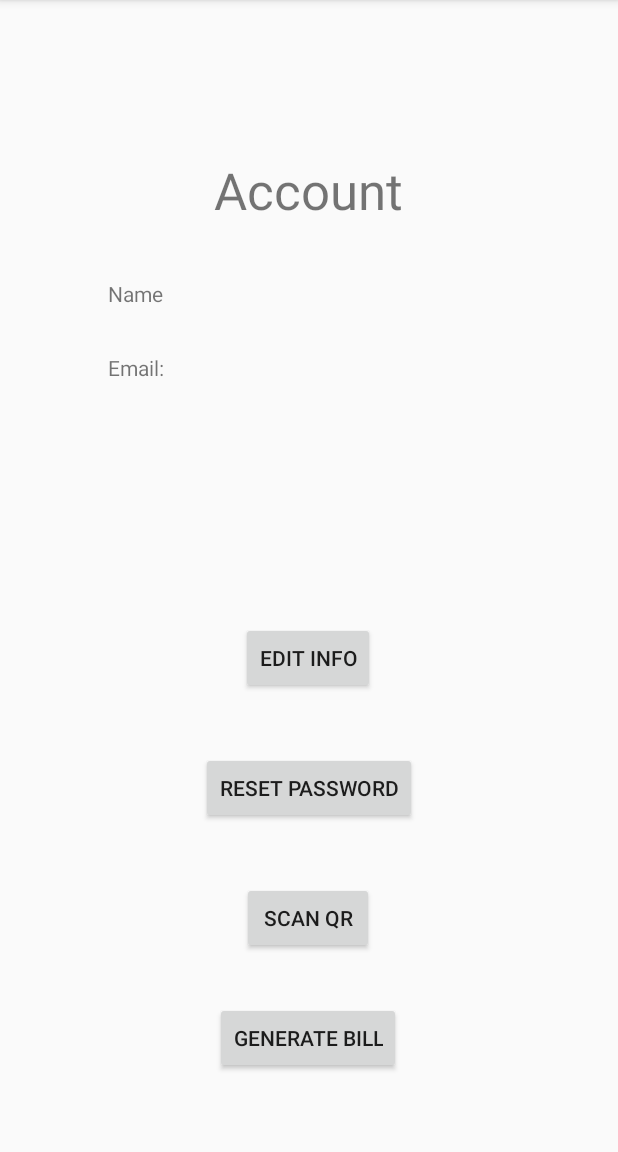
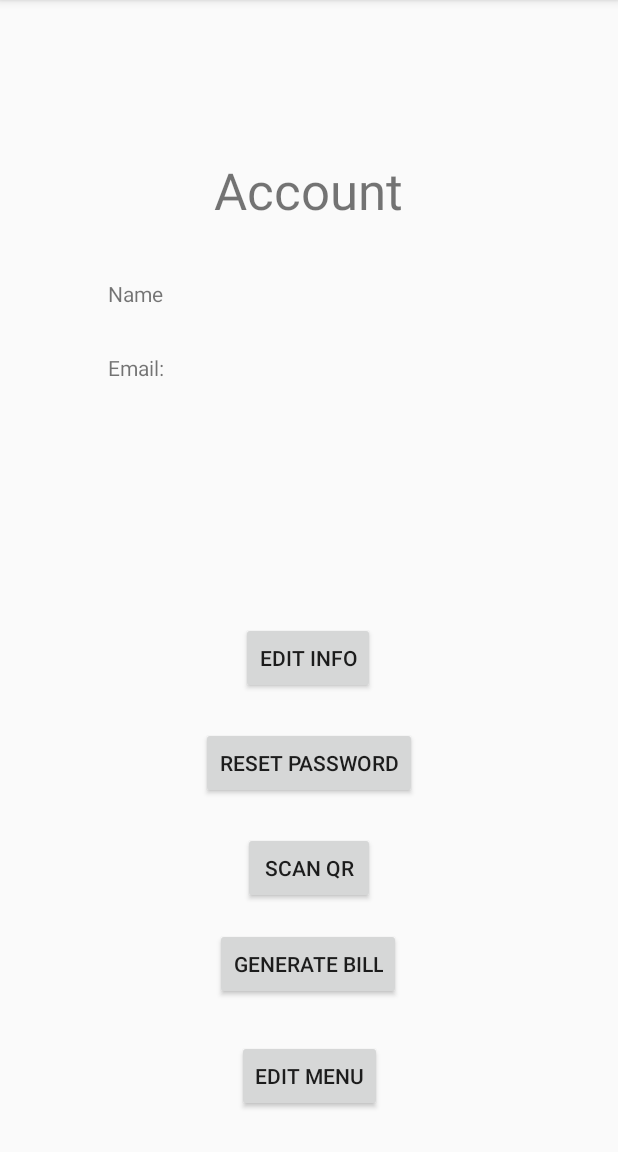
Before and after one commit to SCCapstone/TabDab, an Android app: the AccountInformation screen opened directly, with no data from a screen before it, on a phone screen of 412 x 824 dp, the part 84-1236 px from its top. Run offline under Robolectric (Android 15) with nearby library versions, the phone set to English and light mode, and no system bars; our stand-ins replace Firebase (no records; nobody signed in at launch, a user with empty details on screens opened directly).

Commit message:
Add functionality to menu class and add activities to start testing soon.

```diff
--- a/app/src/main/java/com/example/tabdab/AccountInformation.java
+++ b/app/src/main/java/com/example/tabdab/AccountInformation.java
@@ -26,7 +26,7 @@ import java.util.jar.Attributes;
 
 public class AccountInformation extends AppCompatActivity{
     TextView UserName, UserEmail;
-    Button ButChangePass, ButEditInfo, ButScan, ButGen;
+    Button ButChangePass, ButEditInfo, ButScan, ButGen, ButEditMenu;
     String UID;
     FirebaseAuth fireAuth;
     DatabaseReference database;
@@ -39,6 +39,7 @@ public class AccountInformation extends AppCompatActivity{
         ButEditInfo = findViewById(R.id.editInfoBut);
         ButScan = findViewById(R.id.scanBut);
         ButGen = findViewById(R.id.ButGen);
+        ButEditMenu = findViewById(R.id.ButEditMenu);
 
         fireAuth = FirebaseAuth.getInstance();
         user = fireAuth.getCurrentUser();
@@ -46,8 +47,8 @@ public class AccountInformation extends AppCompatActivity{
         if(user != null) {
             UID = user.getUid();
             String UEmail = user.getEmail();
-            UserName = (TextView)findViewById(R.id.AccountName);
-            UserEmail = (TextView)findViewById(R.id.AccountEmail);
+            UserName = findViewById(R.id.AccountName);
+            UserEmail = findViewById(R.id.AccountEmail);
             database.child(UID).addListenerForSingleValueEvent(new ValueEventListener() {
                 @Override
                 public void onDataChange(@NonNull DataSnapshot snapshot) {
@@ -94,6 +95,12 @@ public class AccountInformation extends AppCompatActivity{
                     startActivity(new Intent(getApplicationContext(), BillCreator.class));
                 }
             });
+            ButEditMenu.setOnClickListener(new View.OnClickListener() {
+                @Override
+                public void onClick(View v) {
+                    startActivity(new Intent(getApplicationContext(), EditMenu.class));
+                }
+            });
         }
     }
 }
--- a/app/src/main/java/com/example/tabdab/BillItem.java
+++ b/app/src/main/java/com/example/tabdab/BillItem.java
@@ -30,4 +30,8 @@ public class BillItem {
     public void setName (String name) {
         this.name = name;
     }
+
+    public String toString () {
+        return name + ": " + price;
+    }
 }
--- a/app/src/main/res/layout/activity_account_information.xml
+++ b/app/src/main/res/layout/activity_account_information.xml
@@ -88,28 +88,38 @@
         app:layout_constraintEnd_toEndOf="parent"
         app:layout_constraintStart_toStartOf="parent"
         app:layout_constraintTop_toTopOf="parent"
-        app:layout_constraintVertical_bias="0.696" />
+        app:layout_constraintVertical_bias="0.673" />
 
     <Button
         android:id="@+id/scanBut"
         android:layout_width="wrap_content"
         android:layout_height="wrap_content"
-        android:layout_marginBottom="132dp"
+        android:layout_marginBottom="144dp"
         android:text="@string/scan_qr"
         app:layout_constraintBottom_toBottomOf="parent"
         app:layout_constraintEnd_toEndOf="parent"
-        app:layout_constraintHorizontal_bias="0.498"
-        app:layout_constraintStart_toStartOf="parent" />
+        app:layout_constraintHorizontal_bias="0.501"
+        app:layout_constraintStart_toStartOf="parent"
+        app:layout_constraintTop_toBottomOf="@+id/chngPassBut" />
 
     <Button
         android:id="@+id/ButGen"
         android:layout_width="wrap_content"
         android:layout_height="wrap_content"
+        android:layout_marginTop="16dp"
         android:text="@string/generate_bill"
-        app:layout_constraintBottom_toBottomOf="parent"
         app:layout_constraintEnd_toEndOf="parent"
         app:layout_constraintHorizontal_bias="0.498"
         app:layout_constraintStart_toStartOf="parent"
-        app:layout_constraintTop_toBottomOf="@+id/scanBut"
-        app:layout_constraintVertical_bias="0.38" />
+        app:layout_constraintTop_toBottomOf="@+id/scanBut" />
+
+    <Button
+        android:id="@+id/ButEditMenu"
+        android:layout_width="wrap_content"
+        android:layout_height="wrap_content"
+        android:text="@string/edit_menu"
+        app:layout_constraintBottom_toBottomOf="parent"
+        app:layout_constraintEnd_toEndOf="parent"
+        app:layout_constraintStart_toStartOf="parent"
+        app:layout_constraintTop_toBottomOf="@+id/ButGen" />
 </androidx.constraintlayout.widget.ConstraintLayout>
--- a/app/src/main/res/values/strings.xml
+++ b/app/src/main/res/values/strings.xml
@@ -34,4 +34,7 @@
     <string name="reset_password">Reset Password</string>
     <string name="scan_qr">Scan QR</string>
     <string name="generate_bill">Generate Bill</string>
+    <string name="edit_menu">Edit Menu</string>
+    <string name="add_item">Add Item</string>
+    <string name="price">Price</string>
 </resources>
```
Also changed, not shown: app/src/main/AndroidManifest.xml (+6 -6 lines), app/src/main/java/com/example/tabdab/EditMenu.java (added, +22 -0 lines), app/src/main/java/com/example/tabdab/Menu.java (+11 -1 lines), app/src/main/res/layout/activity_edit_menu.xml (added, +42 -0 lines).
